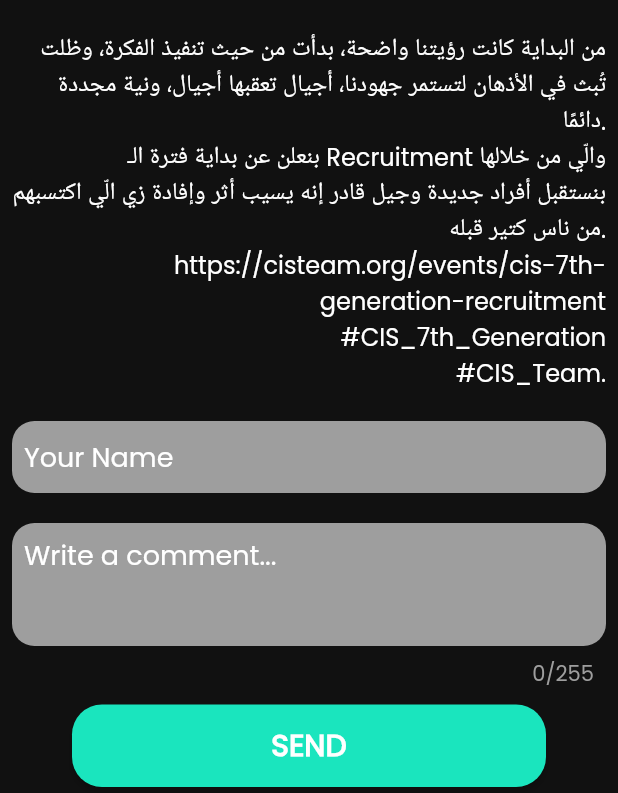
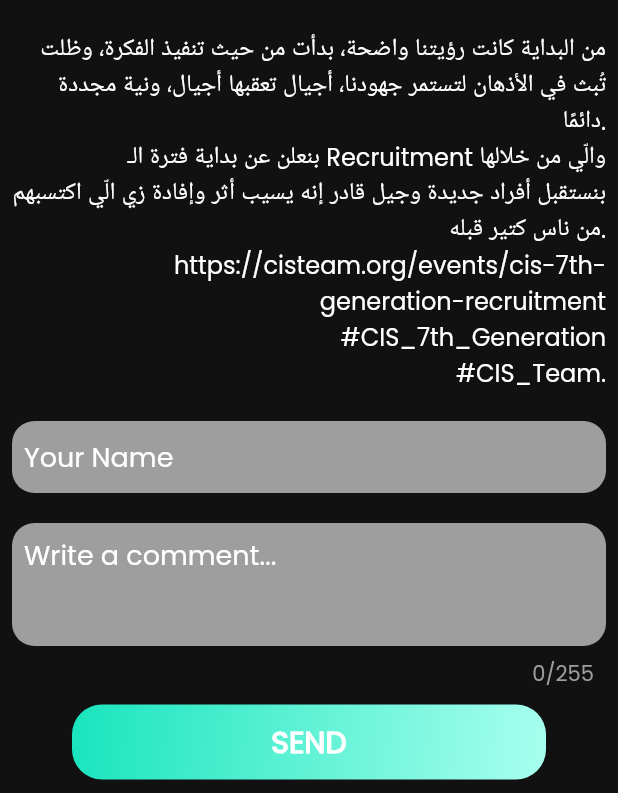
Before and after one commit to YomnaOthmann/CIS-Task, a Flutter app: the screen it shows after launch, after a tap on the "arrow forward" icon, on a phone screen of 412 x 824 dp, the part 443-1236 px from its top. Run offline on Flutter 3.47's test engine with Material 2 defaults, Android fonts, the light colour scheme and no system bars; our stand-ins replace carousel_slider, fluttertoast, smooth_page_indicator.

Commit message:
init commit

```diff
--- a/lib/view/screens/post_screen.dart
+++ b/lib/view/screens/post_screen.dart
@@ -4,6 +4,8 @@ import 'package:cis_app_design/view/widgets/custom_text_form_field.dart';
 import 'package:cis_app_design/view/widgets/separator.dart';
 import 'package:fluttertoast/fluttertoast.dart';
 import 'package:flutter/material.dart';
+
+import '../widgets/custom_button.dart';
 
 class PostScreen extends StatefulWidget {
   const PostScreen(this.model, {super.key});
@@ -156,7 +158,7 @@ class _PostScreenState extends State<PostScreen> {
                   ),
                   Padding(
                       padding: const EdgeInsets.symmetric(horizontal: 40),
-                    child: ElevatedButton(
+                      child: CustomButton(
                         onPressed: () {
                           if (formKey.currentState!.validate()) {
                             setState(() {
@@ -168,24 +170,7 @@ class _PostScreenState extends State<PostScreen> {
                             });
                           }
                         },
-                      style: ElevatedButton.styleFrom(
-                        backgroundColor: AppColors.kGreen,
-                        minimumSize: const Size(double.maxFinite, 55),
-                        shape: RoundedRectangleBorder(
-                          borderRadius: BorderRadius.circular(20),
-                        ),
-                      ),
-                      child: const Text(
-                        "SEND",
-                        style: TextStyle(
-                          color: Colors.white,
-                          fontWeight: FontWeight.bold,
-                          fontSize: 20,
-                        ),
-                        textAlign: TextAlign.start,
-                      ),
-                    ),
-                  ),
+                      )),
                   const SizedBox(
                     height: 20,
                   ),
--- /dev/null
+++ b/lib/view/widgets/custom_button.dart
@@ -0,0 +1,39 @@
+import 'package:flutter/material.dart';
+
+import '../../constants/colors.dart';
+
+class CustomButton extends StatelessWidget {
+  const CustomButton({super.key, required this.onPressed});
+  final VoidCallback onPressed;
+  @override
+  Widget build(BuildContext context) {
+    return GestureDetector(
+      onTap: onPressed,
+      child: Container(
+        decoration: BoxDecoration(
+          gradient: const LinearGradient(
+            colors: [
+              AppColors.kGreen,
+              Color.fromARGB(255, 168, 255, 238),
+            ],
+            begin: Alignment.centerLeft,
+            end: Alignment.bottomRight,
+          ),
+          borderRadius: BorderRadius.circular(20),
+        ),
+        height: 50,
+        width: double.maxFinite,
+        alignment: AlignmentDirectional.center,
+        child: const Text(
+          "SEND",
+          style: TextStyle(
+            color: Colors.white,
+            fontWeight: FontWeight.bold,
+            fontSize: 20,
+          ),
+          textAlign: TextAlign.center,
+        ),
+      ),
+    );
+  }
+}
```
Lines whose indentation alone changed are shown as unchanged.
